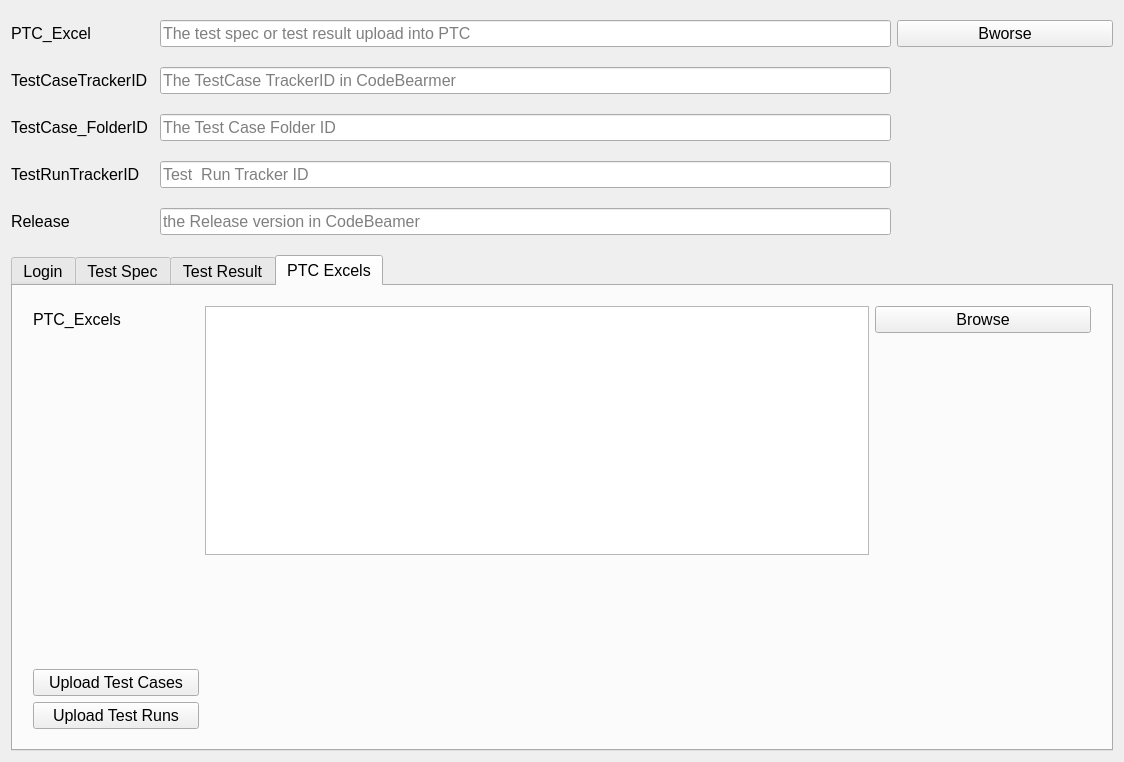
Qt form CB_Server_API/Ui_CB_Tool.ui (victoryang126/MiniTool_SWV) before a commit.
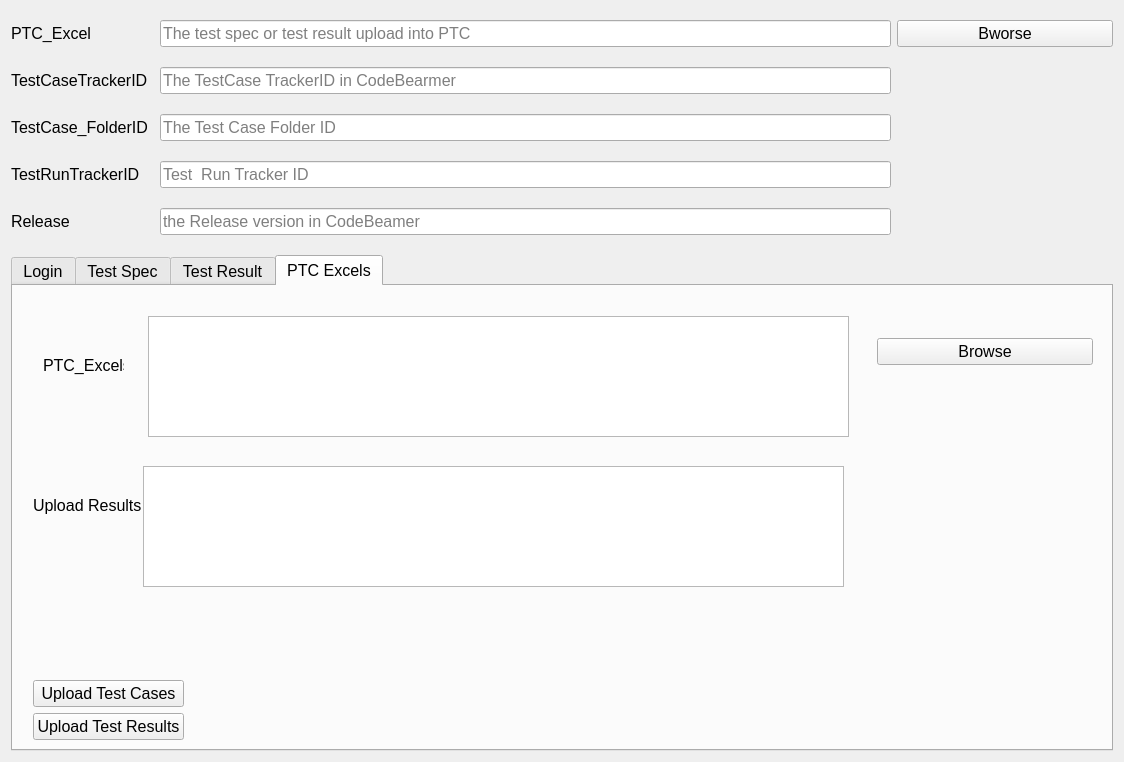
The same form after that commit. The open tabs and pages were chosen to show the change.

Commit message: 2022/11/17 MiniTool 1.16释放

Diff of the .ui file:
```diff
--- a/CB_Server_API/Ui_CB_Tool.ui
+++ b/CB_Server_API/Ui_CB_Tool.ui
@@ -493,21 +493,15 @@
       <attribute name="title">
        <string>PTC Excels</string>
       </attribute>
-      <layout class="QGridLayout" name="gridLayout_4" rowstretch="2,4,2,0,0" columnstretch="2,8,2">
-       <property name="leftMargin">
-        <number>20</number>
-       </property>
-       <property name="topMargin">
-        <number>20</number>
-       </property>
-       <property name="rightMargin">
-        <number>20</number>
-       </property>
-       <property name="bottomMargin">
-        <number>20</number>
-       </property>
-       <item row="3" column="0">
         <widget class="QPushButton" name="BT_Upload_TestCases">
+       <property name="geometry">
+        <rect>
+         <x>20</x>
+         <y>394</y>
+         <width>151</width>
+         <height>27</height>
+        </rect>
+       </property>
          <property name="font">
           <font>
            <pointsize>12</pointsize>
@@ -523,9 +517,15 @@
           <string>Upload Test Cases</string>
          </property>
         </widget>
-       </item>
-       <item row="0" column="0">
         <widget class="QLabel" name="Label_PTC_TestResults">
+       <property name="geometry">
+        <rect>
+         <x>30</x>
+         <y>70</y>
+         <width>81</width>
+         <height>19</height>
+        </rect>
+       </property>
          <property name="minimumSize">
           <size>
            <width>47</width>
@@ -541,9 +541,15 @@
           <string>PTC_Excels</string>
          </property>
         </widget>
-       </item>
-       <item row="0" column="2">
         <widget class="QPushButton" name="BT_PTC_Excels">
+       <property name="geometry">
+        <rect>
+         <x>864</x>
+         <y>52</y>
+         <width>216</width>
+         <height>27</height>
+        </rect>
+       </property>
          <property name="minimumSize">
           <size>
            <width>216</width>
@@ -562,12 +568,15 @@
           <string>Browse</string>
          </property>
         </widget>
-       </item>
-       <item row="0" column="1" rowspan="2">
-        <widget class="QTextBrowser" name="textBrowser_TestResults"/>
-       </item>
-       <item row="4" column="0">
         <widget class="QPushButton" name="BT_Upload_TestRuns">
+       <property name="geometry">
+        <rect>
+         <x>20</x>
+         <y>427</y>
+         <width>151</width>
+         <height>27</height>
+        </rect>
+       </property>
          <property name="font">
           <font>
            <pointsize>12</pointsize>
@@ -580,11 +589,53 @@
           <bool>false</bool>
          </property>
          <property name="text">
-          <string>Upload Test Runs</string>
-         </property>
-        </widget>
-       </item>
-      </layout>
+        <string>Upload Test Results</string>
+       </property>
+      </widget>
+      <widget class="QLabel" name="Label_UploadResults">
+       <property name="geometry">
+        <rect>
+         <x>20</x>
+         <y>210</y>
+         <width>131</width>
+         <height>19</height>
+        </rect>
+       </property>
+       <property name="minimumSize">
+        <size>
+         <width>47</width>
+         <height>0</height>
+        </size>
+       </property>
+       <property name="font">
+        <font>
+         <pointsize>12</pointsize>
+        </font>
+       </property>
+       <property name="text">
+        <string>Upload Results</string>
+       </property>
+      </widget>
+      <widget class="QTextBrowser" name="textBrowser_PTC_Excels">
+       <property name="geometry">
+        <rect>
+         <x>135</x>
+         <y>30</y>
+         <width>701</width>
+         <height>121</height>
+        </rect>
+       </property>
+      </widget>
+      <widget class="QTextBrowser" name="textBrowser_UploadResults">
+       <property name="geometry">
+        <rect>
+         <x>130</x>
+         <y>180</y>
+         <width>701</width>
+         <height>121</height>
+        </rect>
+       </property>
+      </widget>
      </widget>
     </widget>
    </item>
```
Left out of the diff: 41 changed lines with no effect on the pictures. Lines whose indentation alone changed are shown as unchanged. The commit also changes 4 other files.
